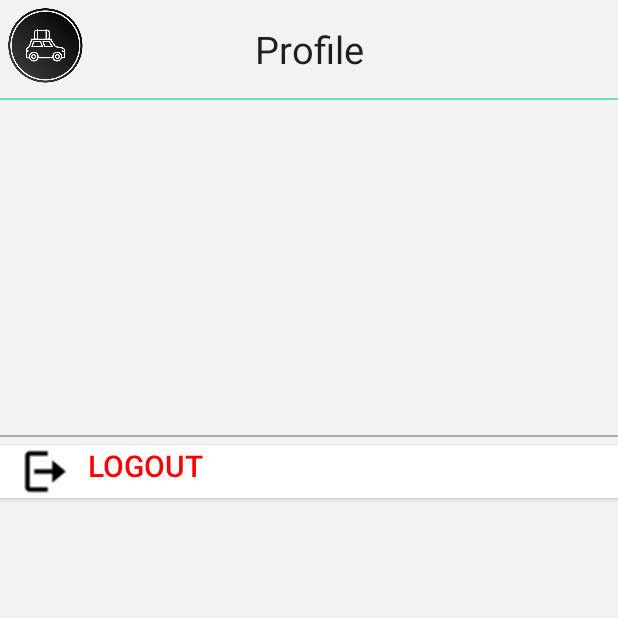
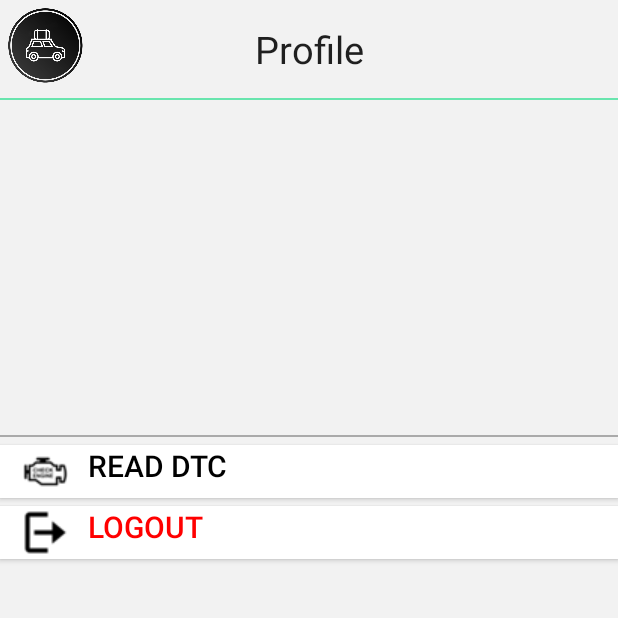
Before and after one commit to IvoEmilov/TripTracker, an Android app: the ProfileActivity screen opened directly, with no data from a screen before it, on a phone screen of 412 x 824 dp, the top half of it. Run offline under Robolectric (Android 15) with nearby library versions, the phone set to English and light mode, and no system bars; our stand-ins replace CircleImageView, Firebase (no records; nobody signed in at launch, a user with empty details on screens opened directly), Picasso; libraries missing offline, so code that uses them is left out: com.github.pires.obd; pictures from the network do not load.

Commit message:
DTC read functionality
Implemented functionality to read DTC and check if engine light is on.

```diff
--- a/app/src/main/java/com/example/triptracker/DataCalculations.java
+++ b/app/src/main/java/com/example/triptracker/DataCalculations.java
@@ -20,8 +20,6 @@ public class DataCalculations {
     private float avgSpeed = 0;
     private static double fuelPrice = 0.00;
     private long startTime;
-
-
 
     private final double AirFuelRatio = 14.7;
     private final double FuelDensity = 0.832;
@@ -147,5 +145,4 @@ public class DataCalculations {
         }
         return previousDistance;
     }
-
 }
--- a/app/src/main/java/com/example/triptracker/ProfileActivity.java
+++ b/app/src/main/java/com/example/triptracker/ProfileActivity.java
@@ -10,15 +10,18 @@ import android.widget.Button;
 import android.widget.ImageView;
 import android.widget.TextView;
 
+import com.github.pires.obd.commands.control.DtcNumberCommand;
+import com.github.pires.obd.commands.control.TroubleCodesCommand;
 import com.google.android.gms.auth.api.signin.GoogleSignIn;
 import com.google.android.gms.auth.api.signin.GoogleSignInAccount;
 import com.google.firebase.auth.FirebaseAuth;
 import com.squareup.picasso.Picasso;
 
 public class ProfileActivity extends AppCompatActivity {
-    private Button btnLogout;
+    private Button btnLogout, btnReadDTCs;
     private ImageView imgProfile, imgIcon;
     private TextView tvName;
+
 
     @Override
     public void onResume() {
@@ -38,9 +41,21 @@ public class ProfileActivity extends AppCompatActivity {
         setContentView(R.layout.activity_profile);
 
         btnLogout = findViewById(R.id.btnLogOut);
+        btnReadDTCs = findViewById(R.id.btnReadDTCs);
         imgProfile = findViewById(R.id.imgProfile);
         tvName = findViewById(R.id.tvName);
         imgIcon = findViewById(R.id.imgIcon);
+
+        btnReadDTCs.setOnClickListener(new View.OnClickListener() {
+            @Override
+            public void onClick(View view) {
+                TransmitDataThread.dtcFlag = Boolean.TRUE;
+                //UpdateUIThread updateUIThread = new UpdateUIThread(ProfileActivity.this);
+                //Thread.sleep(5000);
+                //updateUIThread.showDTCReport();
+                finish();
+            }
+        });
 
         btnLogout.setOnClickListener(new View.OnClickListener() {
             @Override
--- a/app/src/main/res/layout/activity_profile.xml
+++ b/app/src/main/res/layout/activity_profile.xml
@@ -50,6 +50,19 @@
         android:background="@android:color/darker_gray"/>
 
     <androidx.appcompat.widget.AppCompatButton
+        android:id="@+id/btnReadDTCs"
+        android:layout_width="match_parent"
+        android:layout_height="35dp"
+        android:background="@color/white"
+        android:drawableLeft="@drawable/dtc_icon"
+        android:paddingStart="15dp"
+        android:gravity="start"
+        android:textIsSelectable="false"
+        android:textSize="20sp"
+        android:layout_marginTop="5dp"
+        android:text="\tRead DTC" />
+
+    <androidx.appcompat.widget.AppCompatButton
         android:id="@+id/btnLogOut"
         android:layout_width="match_parent"
         android:layout_height="35dp"
```
Also changed, not shown: app/src/main/java/com/example/triptracker/TransmitDataThread.java (+27 -9 lines), app/src/main/java/com/example/triptracker/UpdateUIThread.java (+49 -3 lines), app/src/main/res/layout/dialog_dtc.xml (added, +59 -0 lines), app/src/main/res/drawable/dtc_icon.png (added).
